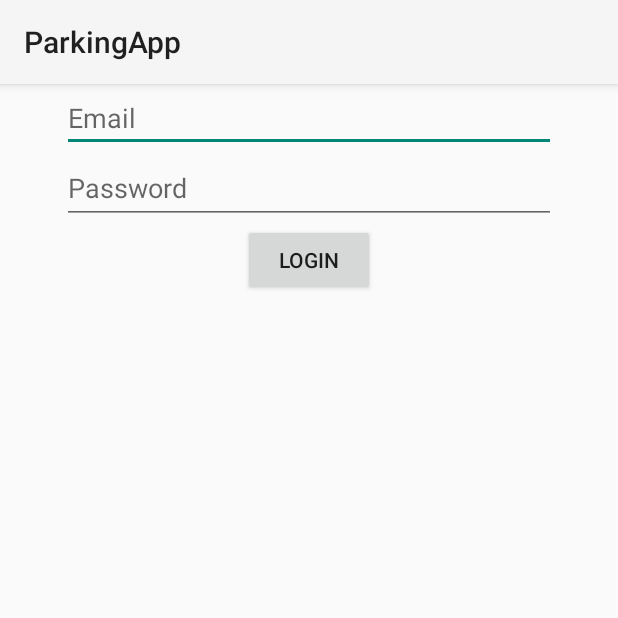
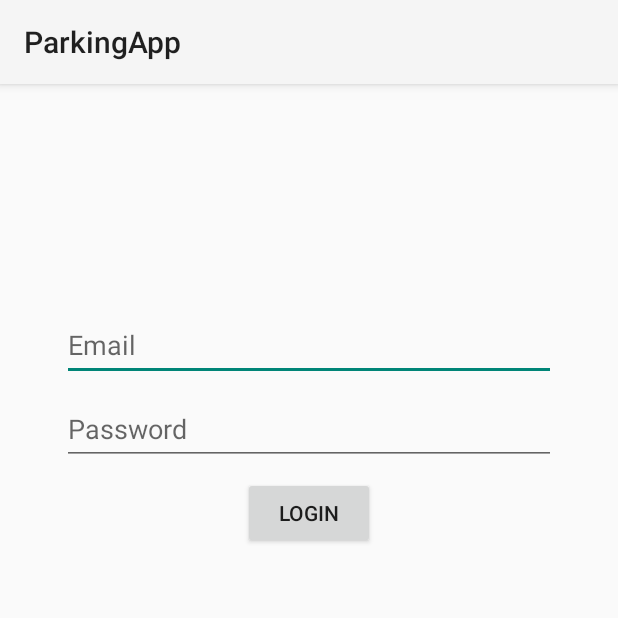
Before and after one commit to sarohusaini/ParkingApp, an Android app built with Jetpack Compose: the screen it shows after launch (LoginActivity), on a phone screen of 412 x 824 dp, the top half of it. Run offline under Robolectric (Android 15) with nearby library versions, the light colour scheme and no system bars; our stand-ins replace Firebase (no records; nobody signed in at launch, a user with empty details on screens opened directly).

Commit message:
third commit

```diff
--- a/app/src/main/res/layout/activity_login.xml
+++ b/app/src/main/res/layout/activity_login.xml
@@ -1,9 +1,9 @@
 <?xml version="1.0" encoding="utf-8"?>
 <androidx.constraintlayout.widget.ConstraintLayout xmlns:android="http://schemas.android.com/apk/res/android"
     xmlns:tools="http://schemas.android.com/tools"
+    xmlns:app="http://schemas.android.com/apk/res-auto"
     android:layout_width="match_parent"
     android:layout_height="match_parent"
-    xmlns:app="http://schemas.android.com/apk/res-auto"
     tools:context=".LoginActivity">
 
     <EditText
@@ -13,12 +13,14 @@
         android:autofillHints=""
         android:hint="@string/email"
         android:inputType="textEmailAddress"
+        android:minHeight="48dp"
         app:layout_constraintTop_toTopOf="parent"
+        app:layout_constraintBottom_toTopOf="@+id/passwordEditText"
         app:layout_constraintStart_toStartOf="parent"
         app:layout_constraintEnd_toEndOf="parent"
         app:layout_constraintHorizontal_bias="0.5"
-        app:layout_constraintVertical_bias="0.3"
-        app:layout_constraintWidth_percent="0.8"/>
+        app:layout_constraintWidth_percent="0.8"
+        android:layout_marginTop="150dp"/>
 
     <EditText
         android:id="@+id/passwordEditText"
@@ -32,8 +34,8 @@
         app:layout_constraintStart_toStartOf="parent"
         app:layout_constraintEnd_toEndOf="parent"
         app:layout_constraintHorizontal_bias="0.5"
-        app:layout_constraintVertical_bias="0.1"
-        app:layout_constraintWidth_percent="0.8"/>
+        app:layout_constraintWidth_percent="0.8"
+        android:layout_marginTop="8dp"/>
 
     <Button
         android:id="@+id/loginButton"
@@ -44,5 +46,5 @@
         app:layout_constraintStart_toStartOf="parent"
         app:layout_constraintEnd_toEndOf="parent"
         app:layout_constraintHorizontal_bias="0.5"
-        app:layout_constraintVertical_bias="0.1"/>
+        android:layout_marginTop="8dp"/>
 </androidx.constraintlayout.widget.ConstraintLayout>
```
Also changed, not shown: app/src/main/java/com/example/parkingapp/MainActivity.kt (+19 -1 lines), app/src/main/res/drawable/parkingsign.jpg (added), app/src/main/res/drawable/praking.jpg (added).
